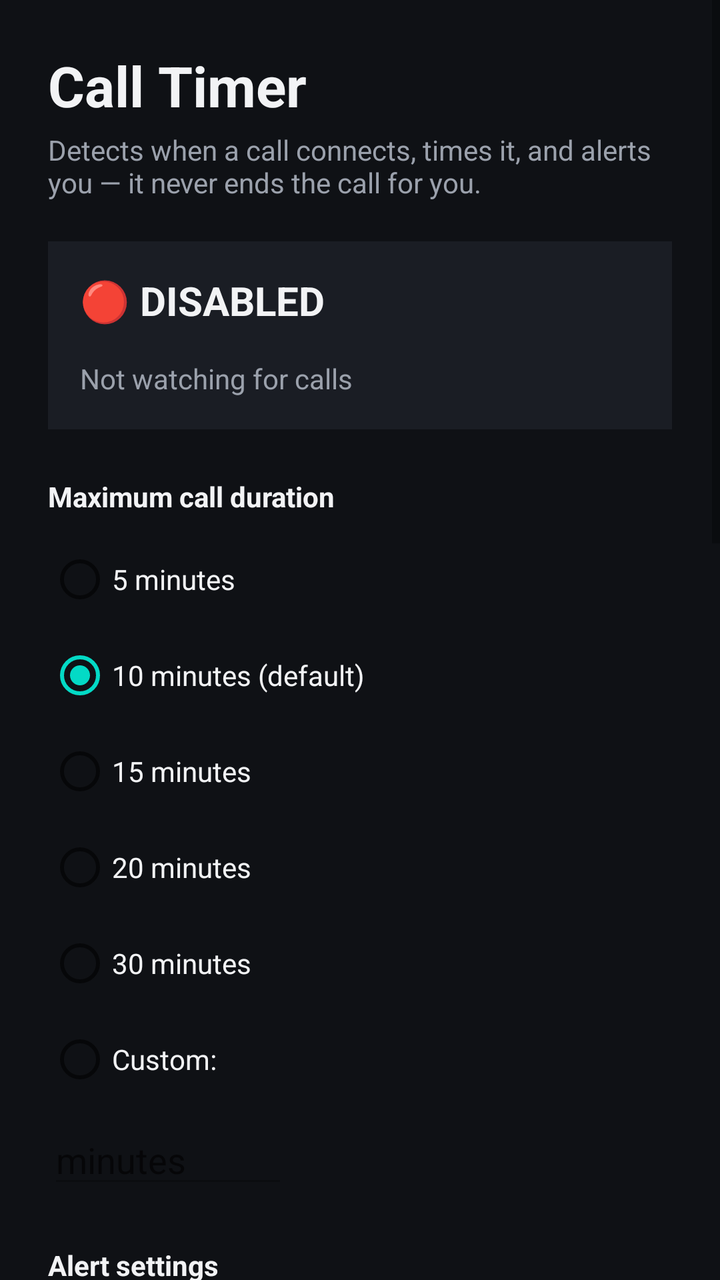
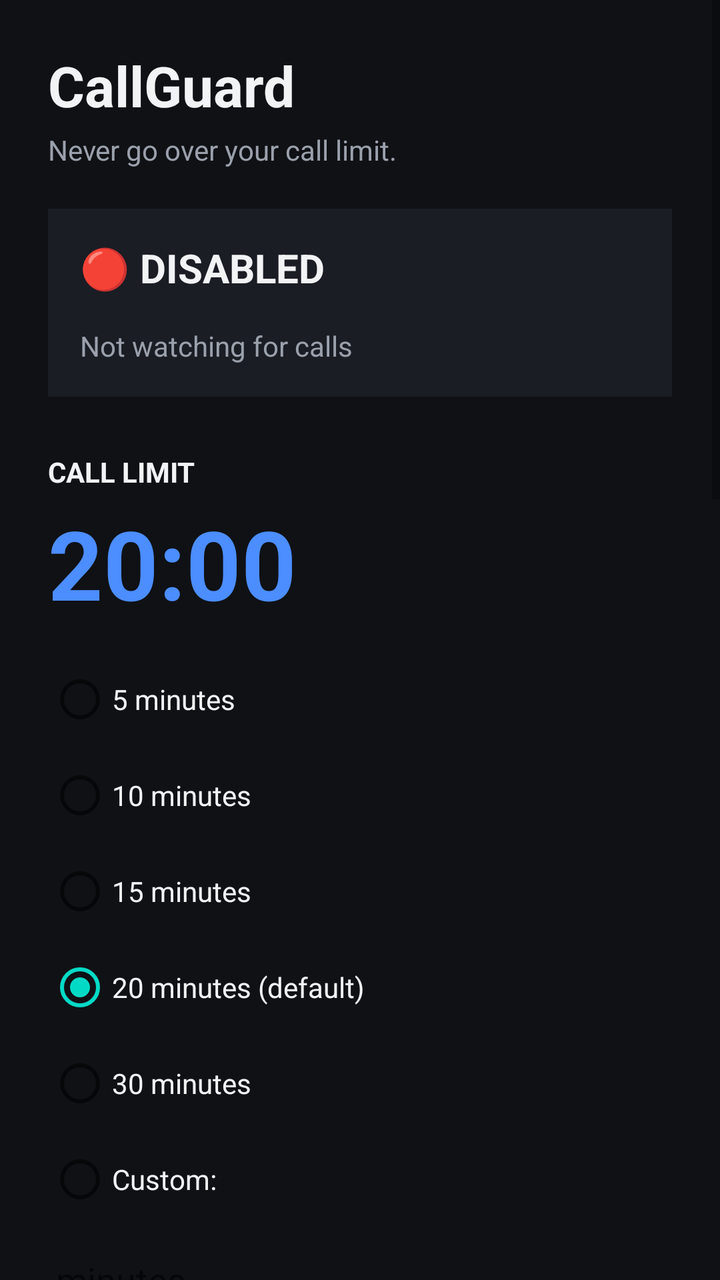

The first picture is an Android layout as it rendered before a commit; the second is the same layout after the commit. The layout source and the unified diff follow.
<!-- AndroidManifest.xml: application theme Theme.CallTimer -->
<!-- res/layout/activity_main.xml -->
<?xml version="1.0" encoding="utf-8"?>
<ScrollView xmlns:android="http://schemas.android.com/apk/res/android"
    android:layout_width="match_parent"
    android:layout_height="match_parent"
    android:background="@color/background">

    <LinearLayout
        android:layout_width="match_parent"
        android:layout_height="wrap_content"
        android:orientation="vertical"
        android:padding="24dp">

        <TextView
            android:layout_width="wrap_content"
            android:layout_height="wrap_content"
            android:text="@string/app_name"
            android:textColor="@color/text_primary"
            android:textSize="28sp"
            android:textStyle="bold" />

        <TextView
            android:layout_width="wrap_content"
            android:layout_height="wrap_content"
            android:layout_marginTop="4dp"
            android:layout_marginBottom="20dp"
            android:text="@string/tagline"
            android:textColor="@color/text_secondary" />

        
        <TextView
            android:id="@+id/statusHeader"
            android:layout_width="match_parent"
            android:layout_height="wrap_content"
            android:background="@color/surface"
            android:padding="16dp"
            android:text="🔴 DISABLED"
            android:textColor="@color/text_primary"
            android:textSize="20sp"
            android:textStyle="bold" />

        <TextView
            android:id="@+id/statusDetail"
            android:layout_width="match_parent"
            android:layout_height="wrap_content"
            android:background="@color/surface"
            android:paddingStart="16dp"
            android:paddingEnd="16dp"
            android:paddingBottom="16dp"
            android:text="Not watching for calls"
            android:textColor="@color/text_secondary" />

        <TextView
            android:layout_width="wrap_content"
            android:layout_height="wrap_content"
            android:layout_marginTop="24dp"
            android:text="Maximum call duration"
            android:textColor="@color/text_primary"
            android:textStyle="bold" />

        <RadioGroup
            android:id="@+id/durationPresets"
            android:layout_width="match_parent"
            android:layout_height="wrap_content"
            android:layout_marginTop="8dp"
            android:orientation="vertical">

            <RadioButton android:id="@+id/duration5" android:layout_width="wrap_content" android:layout_height="wrap_content" android:text="5 minutes" android:textColor="@color/text_primary" />
            <RadioButton android:id="@+id/duration10" android:layout_width="wrap_content" android:layout_height="wrap_content" android:text="10 minutes (default)" android:textColor="@color/text_primary" android:checked="true" />
            <RadioButton android:id="@+id/duration15" android:layout_width="wrap_content" android:layout_height="wrap_content" android:text="15 minutes" android:textColor="@color/text_primary" />
            <RadioButton android:id="@+id/duration20" android:layout_width="wrap_content" android:layout_height="wrap_content" android:text="20 minutes" android:textColor="@color/text_primary" />
            <RadioButton android:id="@+id/duration30" android:layout_width="wrap_content" android:layout_height="wrap_content" android:text="30 minutes" android:textColor="@color/text_primary" />
            <RadioButton android:id="@+id/durationCustom" android:layout_width="wrap_content" android:layout_height="wrap_content" android:text="Custom:" android:textColor="@color/text_primary" />
        </RadioGroup>

        <EditText
            android:id="@+id/customDurationMinutes"
            android:layout_width="120dp"
            android:layout_height="wrap_content"
            android:layout_marginTop="4dp"
            android:enabled="false"
            android:hint="minutes"
            android:inputType="number"
            android:textColor="@color/text_primary" />

        <TextView
            android:layout_width="wrap_content"
            android:layout_height="wrap_content"
            android:layout_marginTop="24dp"
            android:text="Alert settings"
            android:textColor="@color/text_primary"
            android:textStyle="bold" />

        <CheckBox
            android:id="@+id/warningCheck"
            android:layout_width="wrap_content"
            android:layout_height="wrap_content"
            android:checked="true"
            android:text="Warn me 1 minute before"
            android:textColor="@color/text_primary" />

        <TextView
            android:layout_width="wrap_content"
            android:layout_height="wrap_content"
            android:layout_marginTop="12dp"
            android:text="Time-limit alert style:"
            android:textColor="@color/text_secondary" />

        <RadioGroup
            android:id="@+id/alertSoundGroup"
            android:layout_width="match_parent"
            android:layout_height="wrap_content"
            android:layout_marginTop="4dp"
            android:orientation="vertical">

            <RadioButton android:id="@+id/alertDefault" android:layout_width="wrap_content" android:layout_height="wrap_content" android:checked="true" android:text="Default alarm sound" android:textColor="@color/text_primary" />
            <RadioButton android:id="@+id/alertSiren" android:layout_width="wrap_content" android:layout_height="wrap_content" android:text="Siren" android:textColor="@color/text_primary" />
            <RadioButton android:id="@+id/alertWarble" android:layout_width="wrap_content" android:layout_height="wrap_content" android:text="Warble" android:textColor="@color/text_primary" />
            <RadioButton android:id="@+id/alertSpoken" android:layout_width="wrap_content" android:layout_height="wrap_content" android:text="Spoken announcement" android:textColor="@color/text_primary" />
            <RadioButton android:id="@+id/alertCustom" android:layout_width="wrap_content" android:layout_height="wrap_content" android:text="Custom ringtone (choose from phone)" android:textColor="@color/text_primary" />
        </RadioGroup>

        <TextView
            android:id="@+id/customRingtoneLabel"
            android:layout_width="wrap_content"
            android:layout_height="wrap_content"
            android:layout_marginTop="4dp"
            android:text="No ringtone chosen yet"
            android:textColor="@color/text_secondary"
            android:visibility="gone" />

        <Button
            android:id="@+id/chooseRingtoneButton"
            android:layout_width="wrap_content"
            android:layout_height="wrap_content"
            android:layout_marginTop="6dp"
            android:text="Choose ringtone…"
            android:visibility="gone" />

        <CheckBox
            android:id="@+id/vibrateCheck"
            android:layout_width="wrap_content"
            android:layout_height="wrap_content"
            android:layout_marginTop="12dp"
            android:checked="true"
            android:text="Vibrate"
            android:textColor="@color/text_primary" />

        <TextView
            android:layout_width="wrap_content"
            android:layout_height="wrap_content"
            android:layout_marginTop="24dp"
            android:text="Call types"
            android:textColor="@color/text_primary"
            android:textStyle="bold" />

        <CheckBox
            android:layout_width="wrap_content"
            android:layout_height="wrap_content"
            android:checked="true"
            android:enabled="false"
            android:text="Normal phone calls"
            android:textColor="@color/text_primary" />

        <CheckBox
            android:id="@+id/whatsappCheck"
            android:layout_width="wrap_content"
            android:layout_height="wrap_content"
            android:checked="false"
            android:text="WhatsApp calls"
            android:textColor="@color/text_primary" />

        <TextView
            android:layout_width="match_parent"
            android:layout_height="wrap_content"
            android:layout_marginTop="4dp"
            android:text="Needs Accessibility permission — see Permissions / Setup. Detects and alerts only; never touches WhatsApp's controls."
            android:textColor="@color/text_secondary"
            android:textSize="12sp" />

        <Button
            android:id="@+id/enableButton"
            android:layout_width="match_parent"
            android:layout_height="wrap_content"
            android:layout_marginTop="28dp"
            android:backgroundTint="@color/primary"
            android:text="ENABLE CALL TIMER"
            android:textColor="@android:color/white" />

        <Button
            android:id="@+id/disableButton"
            android:layout_width="match_parent"
            android:layout_height="wrap_content"
            android:layout_marginTop="12dp"
            android:backgroundTint="@color/surface"
            android:text="DISABLE CALL TIMER"
            android:textColor="@color/text_primary" />

        <Button
            android:id="@+id/setupButton"
            android:layout_width="match_parent"
            android:layout_height="wrap_content"
            android:layout_marginTop="28dp"
            android:text="Permissions / Setup" />

        <Button
            android:id="@+id/testButton"
            android:layout_width="match_parent"
            android:layout_height="wrap_content"
            android:layout_marginTop="12dp"
            android:text="Test / Debug screen" />

    </LinearLayout>
</ScrollView>
<!-- resources referenced by this layout -->
<resources>
  <color name="background">#0F1115</color>
  <color name="primary">#4C8DFF</color>
  <color name="surface">#1A1D24</color>
  <color name="text_primary">#F2F3F5</color>
  <color name="text_secondary">#9BA1AC</color>
  <string name="app_name">Call Timer</string>
  <string name="tagline">Detects when a call connects, times it, and alerts you \u2014 it never ends the call for you.</string>
  <style name="Theme.CallTimer" parent="Theme.MaterialComponents.DayNight.NoActionBar">
          <item name="colorPrimary">@color/primary</item>
          <item name="android:windowBackground">@color/background</item>
          <item name="android:textColorPrimary">@color/text_primary</item>
      </style>
</resources>

<!-- the commit's change to res/layout/activity_main.xml (unified diff, before → after) -->
@@ -49,25 +49,36 @@
             android:text="Not watching for calls"
             android:textColor="@color/text_secondary" />
 
-        <TextView
-            android:layout_width="wrap_content"
-            android:layout_height="wrap_content"
-            android:layout_marginTop="24dp"
-            android:text="Maximum call duration"
-            android:textColor="@color/text_primary"
+        
+        <TextView
+            android:layout_width="wrap_content"
+            android:layout_height="wrap_content"
+            android:layout_marginTop="28dp"
+            android:text="CALL LIMIT"
+            android:textColor="@color/text_primary"
+            android:textStyle="bold" />
+
+        <TextView
+            android:id="@+id/callLimitDisplay"
+            android:layout_width="wrap_content"
+            android:layout_height="wrap_content"
+            android:layout_marginTop="4dp"
+            android:text="20:00"
+            android:textColor="@color/primary"
+            android:textSize="48sp"
             android:textStyle="bold" />
 
         <RadioGroup
             android:id="@+id/durationPresets"
             android:layout_width="match_parent"
             android:layout_height="wrap_content"
-            android:layout_marginTop="8dp"
+            android:layout_marginTop="12dp"
             android:orientation="vertical">
 
             <RadioButton android:id="@+id/duration5" android:layout_width="wrap_content" android:layout_height="wrap_content" android:text="5 minutes" android:textColor="@color/text_primary" />
-            <RadioButton android:id="@+id/duration10" android:layout_width="wrap_content" android:layout_height="wrap_content" android:text="10 minutes (default)" android:textColor="@color/text_primary" android:checked="true" />
+            <RadioButton android:id="@+id/duration10" android:layout_width="wrap_content" android:layout_height="wrap_content" android:text="10 minutes" android:textColor="@color/text_primary" />
             <RadioButton android:id="@+id/duration15" android:layout_width="wrap_content" android:layout_height="wrap_content" android:text="15 minutes" android:textColor="@color/text_primary" />
-            <RadioButton android:id="@+id/duration20" android:layout_width="wrap_content" android:layout_height="wrap_content" android:text="20 minutes" android:textColor="@color/text_primary" />
+            <RadioButton android:id="@+id/duration20" android:layout_width="wrap_content" android:layout_height="wrap_content" android:text="20 minutes (default)" android:textColor="@color/text_primary" android:checked="true" />
             <RadioButton android:id="@+id/duration30" android:layout_width="wrap_content" android:layout_height="wrap_content" android:text="30 minutes" android:textColor="@color/text_primary" />
             <RadioButton android:id="@+id/durationCustom" android:layout_width="wrap_content" android:layout_height="wrap_content" android:text="Custom:" android:textColor="@color/text_primary" />
         </RadioGroup>
@@ -82,27 +93,64 @@
             android:inputType="number"
             android:textColor="@color/text_primary" />
 
-        <TextView
-            android:layout_width="wrap_content"
-            android:layout_height="wrap_content"
-            android:layout_marginTop="24dp"
-            android:text="Alert settings"
+        
+        <TextView
+            android:layout_width="wrap_content"
+            android:layout_height="wrap_content"
+            android:layout_marginTop="28dp"
+            android:text="WARNING"
             android:textColor="@color/text_primary"
             android:textStyle="bold" />
 
         <CheckBox
-            android:id="@+id/warningCheck"
-            android:layout_width="wrap_content"
-            android:layout_height="wrap_content"
+            android:id="@+id/warning5MinCheck"
+            android:layout_width="wrap_content"
+            android:layout_height="wrap_content"
+            android:layout_marginTop="4dp"
             android:checked="true"
-            android:text="Warn me 1 minute before"
-            android:textColor="@color/text_primary" />
-
-        <TextView
-            android:layout_width="wrap_content"
-            android:layout_height="wrap_content"
-            android:layout_marginTop="12dp"
-            android:text="Time-limit alert style:"
+            android:text="5 minutes before"
+            android:textColor="@color/text_primary" />
+
+        <CheckBox
+            android:id="@+id/warning1MinCheck"
+            android:layout_width="wrap_content"
+            android:layout_height="wrap_content"
+            android:checked="true"
+            android:text="1 minute before"
+            android:textColor="@color/text_primary" />
+
+        
+        <TextView
+            android:layout_width="wrap_content"
+            android:layout_height="wrap_content"
+            android:layout_marginTop="28dp"
+            android:text="WHEN LIMIT IS REACHED"
+            android:textColor="@color/text_primary"
+            android:textStyle="bold" />
+
+        <TextView
+            android:layout_width="match_parent"
+            android:layout_height="wrap_content"
+            android:layout_marginTop="6dp"
+            android:background="@color/surface"
+            android:padding="12dp"
+            android:text="✓ Alert only"
+            android:textColor="@color/text_primary"
+            android:textStyle="bold" />
+
+        <TextView
+            android:layout_width="match_parent"
+            android:layout_height="wrap_content"
+            android:layout_marginTop="6dp"
+            android:text="Automatically ending the call isn't offered in this version. Reliably ending a phone call on modern Android requires becoming the phone's full default calling app (dial pad, call screen, the works) — there's no lighter-weight way to do it. Rather than turn CallGuard into a complete phone app just for this one feature, it focuses on making the alert itself as dependable as possible instead."
+            android:textColor="@color/text_secondary"
+            android:textSize="12sp" />
+
+        <TextView
+            android:layout_width="wrap_content"
+            android:layout_height="wrap_content"
+            android:layout_marginTop="12dp"
+            android:text="Alert style:"
             android:textColor="@color/text_secondary" />
 
         <RadioGroup
@@ -145,45 +193,13 @@
             android:text="Vibrate"
             android:textColor="@color/text_primary" />
 
-        <TextView
-            android:layout_width="wrap_content"
-            android:layout_height="wrap_content"
-            android:layout_marginTop="24dp"
-            android:text="Call types"
-            android:textColor="@color/text_primary"
-            android:textStyle="bold" />
-
-        <CheckBox
-            android:layout_width="wrap_content"
-            android:layout_height="wrap_content"
-            android:checked="true"
-            android:enabled="false"
-            android:text="Normal phone calls"
-            android:textColor="@color/text_primary" />
-
-        <CheckBox
-            android:id="@+id/whatsappCheck"
-            android:layout_width="wrap_content"
-            android:layout_height="wrap_content"
-            android:checked="false"
-            android:text="WhatsApp calls"
-            android:textColor="@color/text_primary" />
-
-        <TextView
-            android:layout_width="match_parent"
-            android:layout_height="wrap_content"
-            android:layout_marginTop="4dp"
-            android:text="Needs Accessibility permission — see Permissions / Setup. Detects and alerts only; never touches WhatsApp's controls."
-            android:textColor="@color/text_secondary"
-            android:textSize="12sp" />
-
         <Button
             android:id="@+id/enableButton"
             android:layout_width="match_parent"
             android:layout_height="wrap_content"
             android:layout_marginTop="28dp"
             android:backgroundTint="@color/primary"
-            android:text="ENABLE CALL TIMER"
+            android:text="ENABLE CALLGUARD"
             android:textColor="@android:color/white" />
 
         <Button
@@ -192,7 +208,7 @@
             android:layout_height="wrap_content"
             android:layout_marginTop="12dp"
             android:backgroundTint="@color/surface"
-            android:text="DISABLE CALL TIMER"
+            android:text="DISABLE CALLGUARD"
             android:textColor="@color/text_primary" />
 
         <Button
<!-- resource entries referenced after the edit -->
@@ -5,8 +5,8 @@
   <color name="surface">#1A1D24</color>
   <color name="text_primary">#F2F3F5</color>
   <color name="text_secondary">#9BA1AC</color>
-  <string name="app_name">Call Timer</string>
-  <string name="tagline">Detects when a call connects, times it, and alerts you \u2014 it never ends the call for you.</string>
+  <string name="app_name">CallGuard</string>
+  <string name="tagline">Never go over your call limit.</string>
   <style name="Theme.CallTimer" parent="Theme.MaterialComponents.DayNight.NoActionBar">
           <item name="colorPrimary">@color/primary</item>
           <item name="android:windowBackground">@color/background</item>
